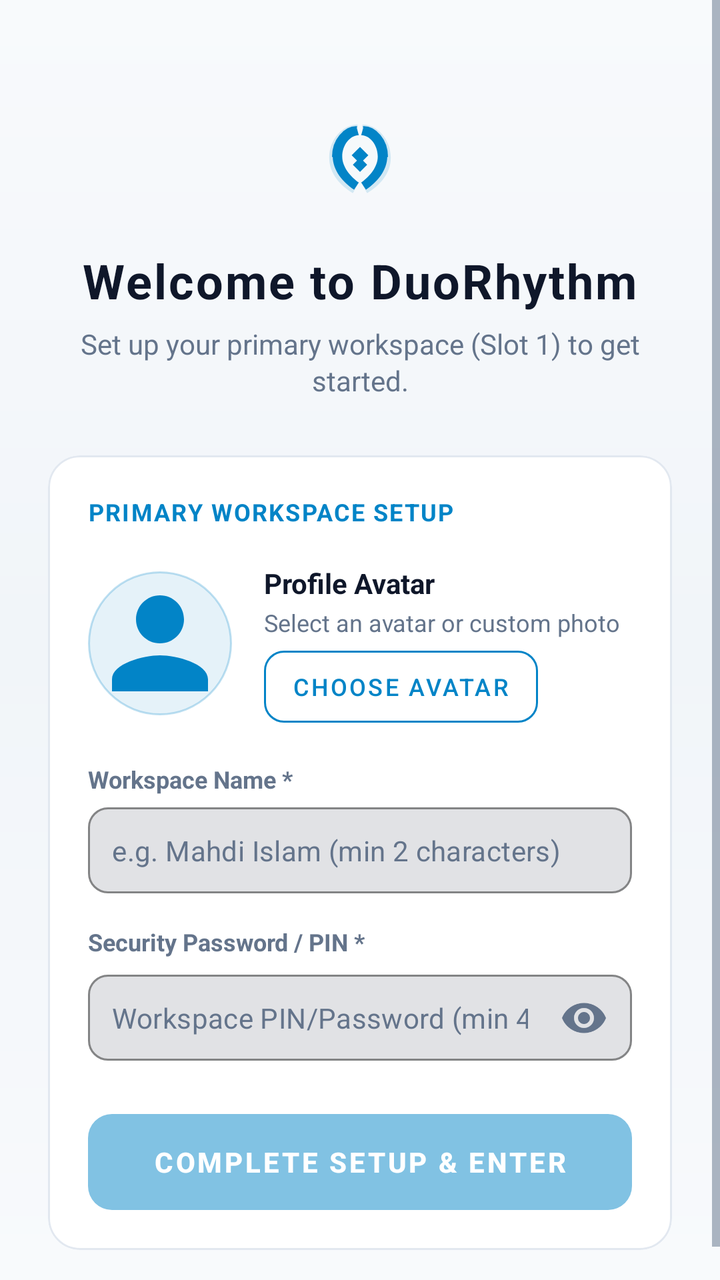
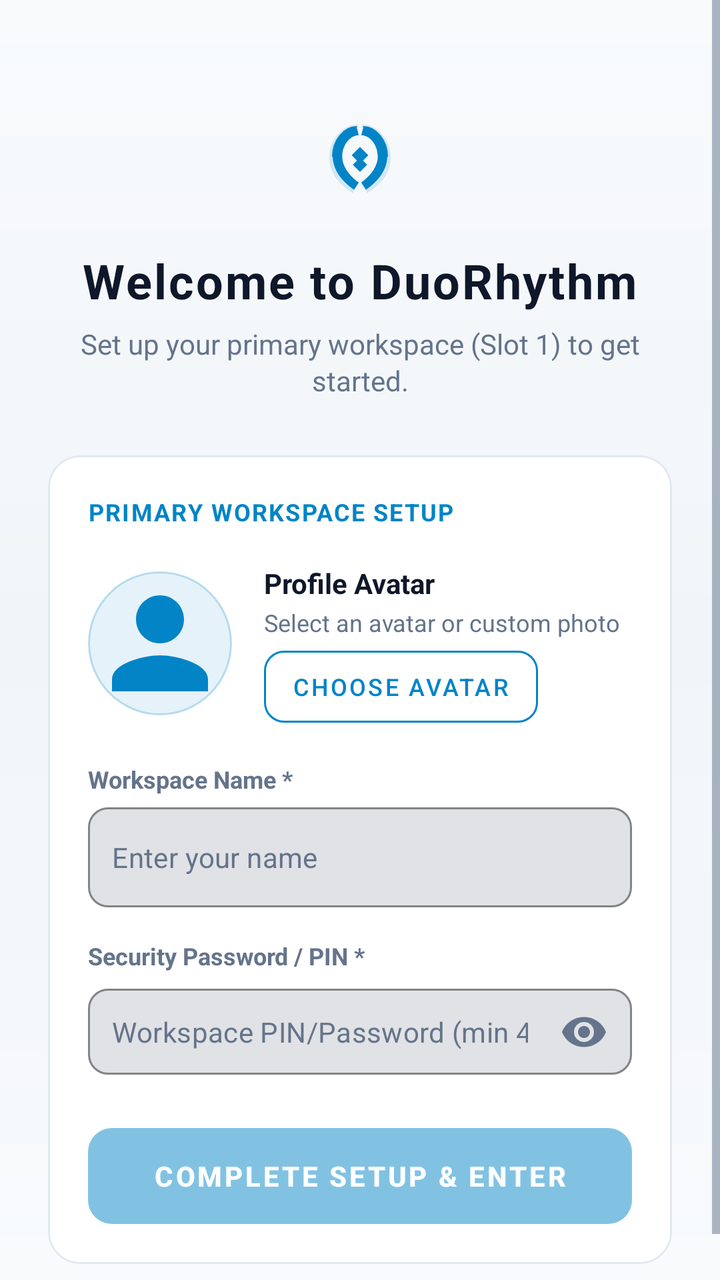

An Android layout rendered at two revisions. The XML below is the earlier revision; the diff shows what the commit changed to produce the second picture.
<!-- AndroidManifest.xml: application theme Theme.LifeSync -->
<!-- res/layout/activity_onboarding.xml -->
<?xml version="1.0" encoding="utf-8"?>
<ScrollView xmlns:android="http://schemas.android.com/apk/res/android"
    xmlns:app="http://schemas.android.com/apk/res-auto"
    android:id="@+id/rootOnboarding"
    android:layout_width="match_parent"
    android:layout_height="match_parent"
    android:background="@drawable/bg_ambient_canvas"
    android:fillViewport="true">

    <LinearLayout
        android:layout_width="match_parent"
        android:layout_height="wrap_content"
        android:gravity="center_horizontal"
        android:orientation="vertical"
        android:paddingHorizontal="24dp"
        android:paddingVertical="32dp">

        
        <ImageView
            android:layout_width="64dp"
            android:layout_height="64dp"
            android:layout_marginTop="16dp"
            android:src="@drawable/ic_launcher_foreground"
            app:tint="@color/primary" />

        <TextView
            android:layout_width="wrap_content"
            android:layout_height="wrap_content"
            android:layout_marginTop="12dp"
            android:letterSpacing="0.04"
            android:text="Welcome to DuoRhythm"
            android:textColor="@color/text_primary"
            android:textSize="24sp"
            android:textStyle="bold" />

        <TextView
            android:layout_width="wrap_content"
            android:layout_height="wrap_content"
            android:layout_marginTop="6dp"
            android:gravity="center"
            android:text="Set up your primary workspace (Slot 1) to get started."
            android:textColor="@color/text_secondary"
            android:textSize="14sp" />

        
        <com.google.android.material.card.MaterialCardView
            android:layout_width="match_parent"
            android:layout_height="wrap_content"
            android:layout_marginTop="28dp"
            app:cardBackgroundColor="@color/surface_card"
            app:cardCornerRadius="16dp"
            app:cardElevation="0dp"
            app:strokeColor="@color/card_stroke"
            app:strokeWidth="1dp">

            <LinearLayout
                android:layout_width="match_parent"
                android:layout_height="wrap_content"
                android:orientation="vertical"
                android:padding="20dp">

                <TextView
                    android:layout_width="wrap_content"
                    android:layout_height="wrap_content"
                    android:letterSpacing="0.06"
                    android:text="PRIMARY WORKSPACE SETUP"
                    android:textColor="@color/primary"
                    android:textSize="12sp"
                    android:textStyle="bold" />

                
                <LinearLayout
                    android:layout_width="match_parent"
                    android:layout_height="wrap_content"
                    android:layout_marginTop="18dp"
                    android:gravity="center_vertical"
                    android:orientation="horizontal">

                    <FrameLayout
                        android:layout_width="72dp"
                        android:layout_height="72dp">

                        <ImageView
                            android:id="@+id/ivAvatarPreview"
                            android:layout_width="72dp"
                            android:layout_height="72dp"
                            android:background="@drawable/bg_avatar_circle"
                            android:clickable="true"
                            android:contentDescription="Avatar Preview"
                            android:focusable="true"
                            android:scaleType="centerCrop"
                            android:src="@drawable/ic_person"
                            app:tint="@color/neon_cyan" />
                    </FrameLayout>

                    <LinearLayout
                        android:layout_width="0dp"
                        android:layout_height="wrap_content"
                        android:layout_marginStart="16dp"
                        android:layout_weight="1"
                        android:orientation="vertical">

                        <TextView
                            android:layout_width="wrap_content"
                            android:layout_height="wrap_content"
                            android:text="Profile Avatar"
                            android:textColor="@color/text_primary"
                            android:textSize="14sp"
                            android:textStyle="bold" />

                        <TextView
                            android:layout_width="wrap_content"
                            android:layout_height="wrap_content"
                            android:layout_marginTop="2dp"
                            android:text="Select an avatar or custom photo"
                            android:textColor="@color/text_secondary"
                            android:textSize="12sp" />

                        <com.google.android.material.button.MaterialButton
                            android:id="@+id/btnChooseAvatar"
                            style="@style/Widget.MaterialComponents.Button.OutlinedButton"
                            android:layout_width="wrap_content"
                            android:layout_height="36dp"
                            android:layout_marginTop="6dp"
                            android:insetTop="0dp"
                            android:insetBottom="0dp"
                            android:paddingHorizontal="14dp"
                            android:text="Choose Avatar"
                            android:textColor="@color/primary"
                            android:textSize="12sp"
                            app:cornerRadius="10dp"
                            app:strokeColor="@color/primary"
                            app:strokeWidth="1dp" />
                    </LinearLayout>
                </LinearLayout>

                
                <TextView
                    android:layout_width="wrap_content"
                    android:layout_height="wrap_content"
                    android:layout_marginTop="20dp"
                    android:text="Workspace Name *"
                    android:textColor="@color/text_secondary"
                    android:textSize="12sp"
                    android:textStyle="bold" />

                <com.google.android.material.textfield.TextInputLayout
                    android:layout_width="match_parent"
                    android:layout_height="wrap_content"
                    android:layout_marginTop="6dp"
                    app:boxBackgroundMode="outline"
                    app:boxCornerRadiusBottomEnd="10dp"
                    app:boxCornerRadiusBottomStart="10dp"
                    app:boxCornerRadiusTopEnd="10dp"
                    app:boxCornerRadiusTopStart="10dp"
                    app:boxStrokeColor="@color/primary"
                    app:hintEnabled="false">

                    <com.google.android.material.textfield.TextInputEditText
                        android:id="@+id/etUserName"
                        android:layout_width="match_parent"
                        android:layout_height="wrap_content"
                        android:hint="e.g. Mahdi Islam (min 2 characters)"
                        android:imeOptions="actionNext"
                        android:inputType="textPersonName"
                        android:padding="12dp"
                        android:textColor="@color/text_primary"
                        android:textColorHint="@color/text_secondary"
                        android:textSize="14sp" />
                </com.google.android.material.textfield.TextInputLayout>

                
                <TextView
                    android:layout_width="wrap_content"
                    android:layout_height="wrap_content"
                    android:layout_marginTop="16dp"
                    android:text="Security Password / PIN *"
                    android:textColor="@color/text_secondary"
                    android:textSize="12sp"
                    android:textStyle="bold" />

                <com.google.android.material.textfield.TextInputLayout
                    android:layout_width="match_parent"
                    android:layout_height="wrap_content"
                    android:layout_marginTop="6dp"
                    app:boxBackgroundMode="outline"
                    app:boxCornerRadiusBottomEnd="10dp"
                    app:boxCornerRadiusBottomStart="10dp"
                    app:boxCornerRadiusTopEnd="10dp"
                    app:boxCornerRadiusTopStart="10dp"
                    app:boxStrokeColor="@color/primary"
                    app:hintEnabled="false"
                    app:passwordToggleEnabled="true"
                    app:passwordToggleTint="@color/text_secondary">

                    <com.google.android.material.textfield.TextInputEditText
                        android:id="@+id/etUserPassword"
                        android:layout_width="match_parent"
                        android:layout_height="wrap_content"
                        android:hint="Workspace PIN/Password (min 4 characters)"
                        android:imeOptions="actionDone"
                        android:inputType="textPassword"
                        android:padding="12dp"
                        android:textColor="@color/text_primary"
                        android:textColorHint="@color/text_secondary"
                        android:textSize="14sp" />
                </com.google.android.material.textfield.TextInputLayout>

                
                <com.google.android.material.button.MaterialButton
                    android:id="@+id/btnCompleteOnboarding"
                    style="@style/Widget.MaterialComponents.Button.UnelevatedButton"
                    android:layout_width="match_parent"
                    android:layout_height="48dp"
                    android:layout_marginTop="24dp"
                    android:alpha="0.5"
                    android:enabled="false"
                    android:insetTop="0dp"
                    android:insetBottom="0dp"
                    android:text="COMPLETE SETUP &amp; ENTER"
                    android:textColor="@color/white"
                    android:textSize="14sp"
                    android:textStyle="bold"
                    app:backgroundTint="@color/primary"
                    app:cornerRadius="12dp" />

            </LinearLayout>
        </com.google.android.material.card.MaterialCardView>

        
        <LinearLayout
            android:id="@+id/headerOnboarding"
            android:layout_width="0dp"
            android:layout_height="0dp"
            android:visibility="gone">

            <TextView
                android:id="@+id/tvOnboardingStep"
                android:layout_width="wrap_content"
                android:layout_height="wrap_content" />

            <Button
                android:id="@+id/btnOnboardingSkip"
                android:layout_width="wrap_content"
                android:layout_height="wrap_content" />
        </LinearLayout>

        <androidx.viewpager2.widget.ViewPager2
            android:id="@+id/viewPagerOnboarding"
            android:layout_width="0dp"
            android:layout_height="0dp"
            android:visibility="gone" />

        <LinearLayout
            android:id="@+id/dockOnboarding"
            android:layout_width="0dp"
            android:layout_height="0dp"
            android:visibility="gone">

            <Button
                android:id="@+id/btnOnboardingBack"
                android:layout_width="wrap_content"
                android:layout_height="wrap_content" />

            <View
                android:id="@+id/dot1"
                android:layout_width="1dp"
                android:layout_height="1dp" />

            <View
                android:id="@+id/dot2"
                android:layout_width="1dp"
                android:layout_height="1dp" />

            <View
                android:id="@+id/dot3"
                android:layout_width="1dp"
                android:layout_height="1dp" />

            <View
                android:id="@+id/dot4"
                android:layout_width="1dp"
                android:layout_height="1dp" />

            <View
                android:id="@+id/dot5"
                android:layout_width="1dp"
                android:layout_height="1dp" />

            <Button
                android:id="@+id/btnOnboardingNext"
                android:layout_width="wrap_content"
                android:layout_height="wrap_content" />
        </LinearLayout>

    </LinearLayout>
</ScrollView>
<!-- resources referenced by this layout -->
<resources>
  <color name="card_stroke">#E2E8F0</color>
  <color name="neon_cyan">#0284C7</color>
  <color name="primary">#0284C7</color>
  <color name="surface_card">#FFFFFF</color>
  <color name="text_primary">#0F172A</color>
  <color name="text_secondary">#64748B</color>
  <color name="white">#FFFFFF</color>
  <!-- drawable bg_ambient_canvas (drawable) -->
  <?xml version="1.0" encoding="utf-8"?>
  <shape xmlns:android="http://schemas.android.com/apk/res/android"
      android:shape="rectangle">
      <gradient
          android:angle="270"
          android:startColor="#F8FAFC"
          android:centerColor="#F1F5F9"
          android:endColor="#F8FAFC"
          android:type="linear" />
  </shape>
  <!-- drawable bg_avatar_circle (drawable) -->
  <?xml version="1.0" encoding="utf-8"?>
  <shape xmlns:android="http://schemas.android.com/apk/res/android"
      android:shape="oval">
      <solid android:color="#1A0284C7" />
      <stroke
          android:width="1dp"
          android:color="#400284C7" />
  </shape>
  <!-- drawable ic_person (drawable) -->
  <vector xmlns:android="http://schemas.android.com/apk/res/android"
      android:width="24dp"
      android:height="24dp"
      android:viewportWidth="24"
      android:viewportHeight="24">
      <path
          android:fillColor="@color/neon_cyan"
          android:pathData="M12,12c2.21,0 4,-1.79 4,-4s-1.79,-4 -4,-4 -4,1.79 -4,4 1.79,4 4,4zm0,2c-2.67,0 -8,1.34 -8,4v2h16v-2c0,-2.66 -5.33,-4 -8,-4z"/>
  </vector>
  <color name="primary_variant">#0369A1</color>
  <color name="on_primary">#FFFFFF</color>
  <color name="secondary">#7C3AED</color>
  <color name="secondary_variant">#6D28D9</color>
  <color name="on_secondary">#FFFFFF</color>
  <color name="surface">#FFFFFF</color>
  <color name="background">#F8FAFC</color>
  <style name="CardElevationRounded" parent="Widget.MaterialComponents.CardView">
          <item name="cardCornerRadius">22dp</item>
          <item name="cardElevation">2dp</item>
          <item name="strokeWidth">1dp</item>
          <item name="strokeColor">@color/card_stroke</item>
          <item name="cardBackgroundColor">@color/surface_card</item>
      </style>
  <style name="DuoRhythmTextView" parent="android:Widget.TextView">
          <item name="android:lineSpacingExtra">2dp</item>
          <item name="android:fontFamily">sans-serif</item>
          <item name="android:includeFontPadding">true</item>
      </style>
  <style name="DuoRhythmEditText" parent="android:Widget.EditText">
          <item name="android:lineSpacingExtra">2dp</item>
          <item name="android:fontFamily">sans-serif</item>
          <item name="android:includeFontPadding">true</item>
          <item name="android:textColor">@color/text_primary</item>
          <item name="android:textColorHint">@color/text_secondary</item>
      </style>
  <!-- unchanged entries left out for length: 2 -->
</resources>

<!-- the commit's change to res/layout/activity_onboarding.xml (unified diff, before → after) -->
@@ -159,13 +159,14 @@
                     <com.google.android.material.textfield.TextInputEditText
                         android:id="@+id/etUserName"
                         android:layout_width="match_parent"
-                        android:layout_height="wrap_content"
-                        android:hint="e.g. Mahdi Islam (min 2 characters)"
+                        android:layout_height="50dp"
+                        android:hint="Enter your name"
+                        android:text=""
                         android:imeOptions="actionNext"
                         android:inputType="textPersonName"
                         android:padding="12dp"
-                        android:textColor="@color/text_primary"
-                        android:textColorHint="@color/text_secondary"
+                        android:textColor="#FFFFFF"
+                        android:textColorHint="#64748B"
                         android:textSize="14sp" />
                 </com.google.android.material.textfield.TextInputLayout>
 
